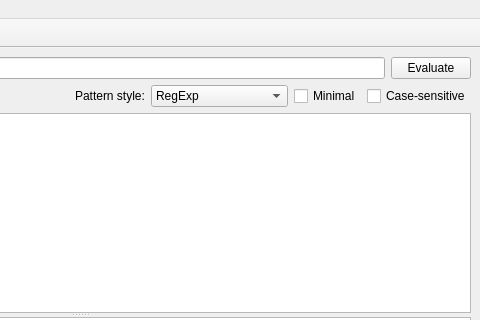
Old version of the form src/ui/mainwindow.ui in the repository momesana/qregexp-editor; both pictures show x 320 to 800 and y 0 to 320 of the 800 by 600 pixel window.
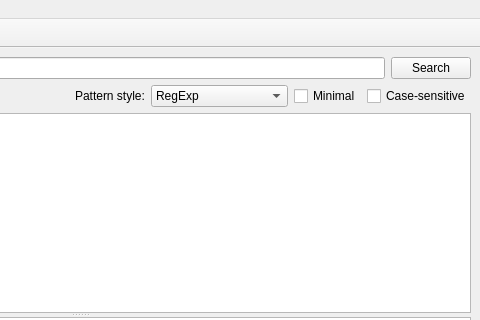
New version of the form.

Commit message:
Renames the 'Evaluate' string to 'Search'
Evaluate is a bit confusing, Search is a better description.
Function names also renamed accordingly, except for the backend
(RegExpModel class).

What changed in the file:
```diff
--- a/src/ui/mainwindow.ui
+++ b/src/ui/mainwindow.ui
@@ -30,7 +30,7 @@
       <item>
        <widget class="QPushButton" name="evalButton">
         <property name="text">
-         <string>Evaluate</string>
+         <string>Search</string>
         </property>
        </widget>
       </item>
```
Left out of the diff: 10 changed lines with no effect on the pictures. The commit also changes 2 other files.
